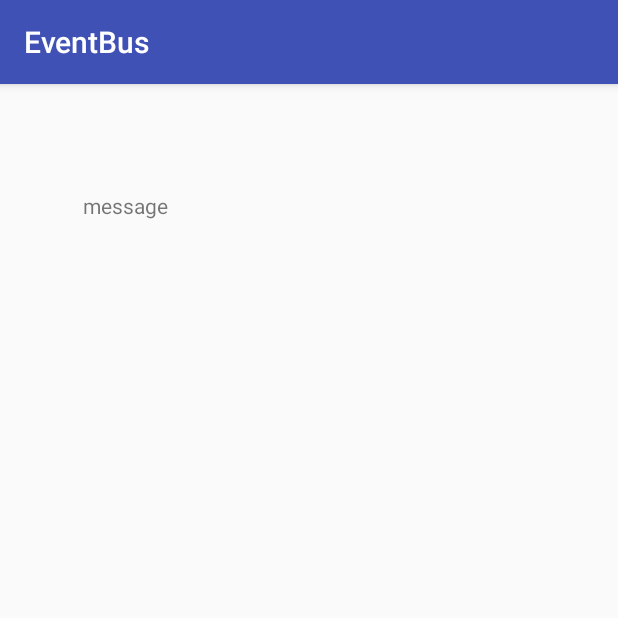
After one commit to detective7/MainPercentTest, an Android app: the Main3Activity screen opened directly, with no data from a screen before it, on a phone screen of 412 x 824 dp, the top half of it. The commit adds this screen. Run offline under Robolectric (Android 15) with nearby library versions, the phone set to English and light mode, and no system bars; our stand-ins replace EventBus.

Commit message:
EventBus优先级，粘性事件StickyEvent，and以及Encapsulation封装

```diff
--- a/mytextview/src/main/AndroidManifest.xml
+++ b/mytextview/src/main/AndroidManifest.xml
@@ -15,7 +15,10 @@
                 <category android:name="android.intent.category.LAUNCHER" />
             </intent-filter>
         </activity>
-        <activity android:name=".Main2Activity"></activity>
+        <activity android:name=".Main2Activity" />
+        <activity android:name=".Main3Activity" />
+        <activity android:name=".Main4Activity" />
+        <activity android:name=".BaseActivty"></activity>
     </application>
 
 </manifest>
--- /dev/null
+++ b/mytextview/src/main/java/com/ssdy/mytextview/Main3Activity.java
@@ -0,0 +1,51 @@
+package com.ssdy.mytextview;
+
+import android.content.Intent;
+import android.os.Bundle;
+import android.support.v7.app.AppCompatActivity;
+import android.util.Log;
+import android.view.View;
+import android.widget.TextView;
+
+import org.greenrobot.eventbus.EventBus;
+import org.greenrobot.eventbus.Subscribe;
+import org.greenrobot.eventbus.ThreadMode;
+
+public class Main3Activity extends AppCompatActivity {
+
+    private TextView tv1;
+
+    @Override
+    protected void onCreate(Bundle savedInstanceState) {
+        super.onCreate(savedInstanceState);
+        setContentView(R.layout.activity_main3);
+        tv1 = (TextView) this.findViewById(R.id.tv1);
+        tv1.setOnClickListener(new View.OnClickListener() {
+            @Override
+            public void onClick(View v) {
+                startActivity(new Intent(Main3Activity.this,Main4Activity.class));
+            }
+        });
+    }
+
+    @Subscribe(sticky = true,threadMode = ThreadMode.MAIN)
+    public void onMainEvent(MessageEvent event) {
+        tv1.setText(event.message);
+    }
+
+    @Override
+    public void onStart() {
+        super.onStart();
+        if(!EventBus.getDefault().isRegistered(this)) {
+            Log.d("EventBus:","Register");
+            EventBus.getDefault().register(this);
+        }
+    }
+
+    @Override
+    public void onDestroy() {
+        super.onDestroy();
+        Log.d("EventBus:","unregister");
+        EventBus.getDefault().unregister(this);
+    }
+}
--- /dev/null
+++ b/mytextview/src/main/res/layout/activity_main3.xml
@@ -0,0 +1,20 @@
+<?xml version="1.0" encoding="utf-8"?>
+<RelativeLayout xmlns:android="http://schemas.android.com/apk/res/android"
+    xmlns:tools="http://schemas.android.com/tools"
+    android:layout_width="match_parent"
+    android:layout_height="match_parent"
+    tools:context="com.ssdy.mytextview.MainActivity">
+
+    <TextView
+        android:layout_width="wrap_content"
+        android:layout_height="wrap_content"
+        android:text="message"
+        android:textAllCaps="false"
+        android:id="@+id/tv1"
+        android:layout_alignParentTop="true"
+        android:layout_alignParentLeft="true"
+        android:layout_alignParentStart="true"
+        android:layout_marginLeft="55dp"
+        android:layout_marginStart="55dp"
+        android:layout_marginTop="71dp" />
+</RelativeLayout>
--- a/mytextview/src/main/res/values/strings.xml
+++ b/mytextview/src/main/res/values/strings.xml
@@ -2,4 +2,5 @@
     <string name="app_name">EventBus</string>
     <string name="string2">Click me to send a message to mainActivity</string>
     <string name="string3">Write something to send</string>
+    <string name="string4">Click me to send a Sticky Event to mainActivity</string>
 </resources>
```
Also changed, not shown: app/src/main/java/com/ssdy/mainpercenttest/MainActivity.java (+26 -26 lines), mytextview/src/main/java/com/ssdy/mytextview/BaseActivty.java (added, +51 -0 lines), mytextview/src/main/java/com/ssdy/mytextview/EventBusUtil.java (added, +28 -0 lines), mytextview/src/main/java/com/ssdy/mytextview/Main2Activity.java (+19 -4 lines), mytextview/src/main/java/com/ssdy/mytextview/Main4Activity.java (added, +45 -0 lines), mytextview/src/main/java/com/ssdy/mytextview/MainActivity.java (+40 -26 lines), mytextview/src/main/res/layout/activity_main2.xml (+12 -3 lines), mytextview/src/main/res/layout/activity_main4.xml (added, +12 -0 lines), 1 other file.
